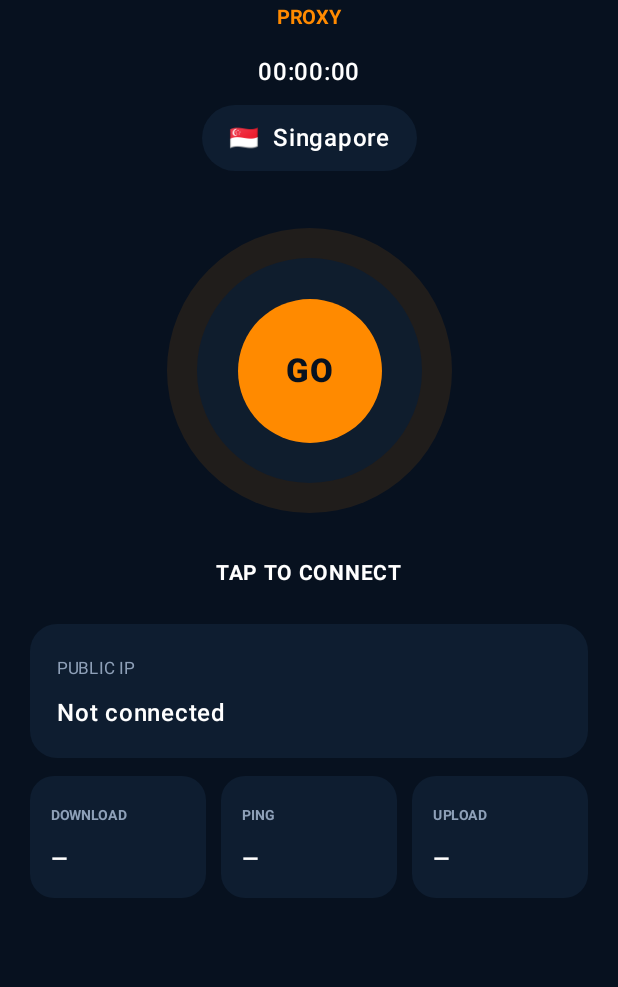
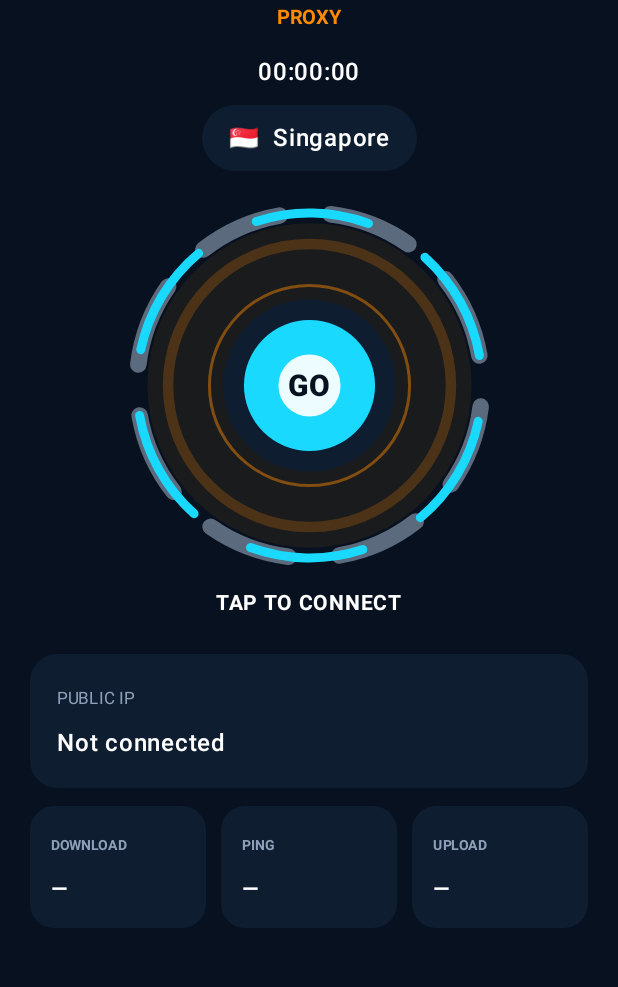
Before and after one commit to painghmuhtet/IT-World-Proxy, an Android app built with Jetpack Compose: the screen it shows after launch (MainActivity), on a phone screen of 412 x 824 dp, the part 69-1056 px from its top. Run offline under Robolectric (Android 15) with nearby library versions, the phone set to English and light mode, and no system bars; libraries missing offline, so code that uses them is left out: com.wireguard.android, com.wireguard.config.

Commit message:
Upgrade reactor UI to sci-fi energy core

```diff
--- a/app/src/main/java/com/itworld/vpn/MainActivity.kt
+++ b/app/src/main/java/com/itworld/vpn/MainActivity.kt
@@ -12,6 +12,7 @@ import androidx.compose.animation.core.animateFloat
 import androidx.compose.animation.core.infiniteRepeatable
 import androidx.compose.animation.core.rememberInfiniteTransition
 import androidx.compose.animation.core.tween
+import androidx.compose.foundation.Canvas
 import androidx.compose.foundation.background
 import androidx.compose.foundation.clickable
 import androidx.compose.foundation.layout.Arrangement
@@ -36,6 +37,8 @@ import androidx.compose.ui.Modifier
 import androidx.compose.ui.draw.alpha
 import androidx.compose.ui.draw.scale
 import androidx.compose.ui.graphics.Color
+import androidx.compose.ui.graphics.StrokeCap
+import androidx.compose.ui.graphics.drawscope.Stroke
 import androidx.compose.ui.platform.LocalContext
 import androidx.compose.ui.text.font.FontWeight
 import androidx.compose.ui.unit.dp
@@ -276,36 +279,66 @@ private fun ReactorButton(
 
     Box(
         modifier = Modifier
-            .size(210.dp)
+            .size(230.dp)
             .scale(if (connected || busy) pulse else 1f)
             .clickable(onClick = onClick),
         contentAlignment = Alignment.Center
     ) {
-        Box(
-            Modifier
-                .size(190.dp)
-                .alpha(if (connected) 0.22f else 0.10f)
-                .background(if (connected) Green else Accent, CircleShape)
+        Canvas(Modifier.size(230.dp)) {
+            val c = center
+            val base = if (connected) Green else Accent
+
+            drawCircle(
+                color = base.copy(alpha = 0.08f),
+                radius = size.minDimension * 0.47f
             )
-        Box(
-            Modifier
-                .size(150.dp)
-                .alpha(0.9f)
-                .background(Panel, CircleShape)
+            drawCircle(
+                color = base.copy(alpha = 0.22f),
+                radius = size.minDimension * 0.41f,
+                style = Stroke(width = 7.dp.toPx())
             )
-        Box(
-            Modifier
-                .size(96.dp)
-                .background(
-                    when {
-                        connected -> Green
-                        busy -> Accent
-                        else -> Accent
-                    },
-                    CircleShape
-                ),
-            contentAlignment = Alignment.Center
-        ) {
+
+            // Segmented outer energy ring.
+            for (i in 0 until 8) {
+                drawArc(
+                    color = if (connected) Green else Color(0xFF5B6A7D),
+                    startAngle = i * 45f + 7f,
+                    sweepAngle = 28f,
+                    useCenter = false,
+                    style = Stroke(width = 11.dp.toPx(), cap = StrokeCap.Round)
+                )
+            }
+
+            // Inner cyan reactor ring.
+            for (i in 0 until 6) {
+                drawArc(
+                    color = if (connected) Green else Color(0xFF19D9FF),
+                    startAngle = i * 60f + 12f,
+                    sweepAngle = 38f,
+                    useCenter = false,
+                    style = Stroke(width = 6.dp.toPx(), cap = StrokeCap.Round)
+                )
+            }
+
+            drawCircle(
+                color = Panel,
+                radius = size.minDimension * 0.25f
+            )
+            drawCircle(
+                color = if (connected) Green else Color(0xFF19D9FF),
+                radius = size.minDimension * 0.19f
+            )
+            drawCircle(
+                color = Color.White.copy(alpha = 0.92f),
+                radius = size.minDimension * 0.09f
+            )
+            drawCircle(
+                color = base.copy(alpha = 0.45f),
+                radius = size.minDimension * 0.29f,
+                style = Stroke(width = 2.dp.toPx())
+            )
+        }
+
         Text(
             text = when {
                 busy -> "..."
@@ -314,9 +347,8 @@ private fun ReactorButton(
             },
             color = Navy,
             fontWeight = FontWeight.ExtraBold,
-                fontSize = 22.sp
+            fontSize = 20.sp
         )
-        }
     }
 }
 
```
Lines whose indentation alone changed are shown as unchanged.
